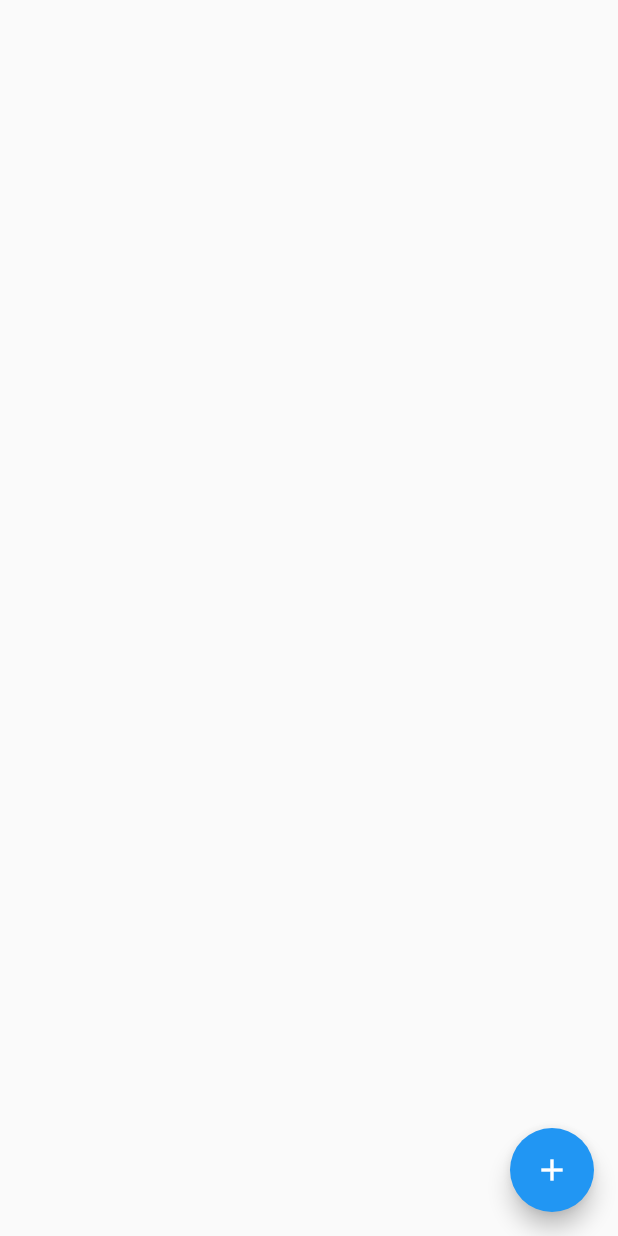
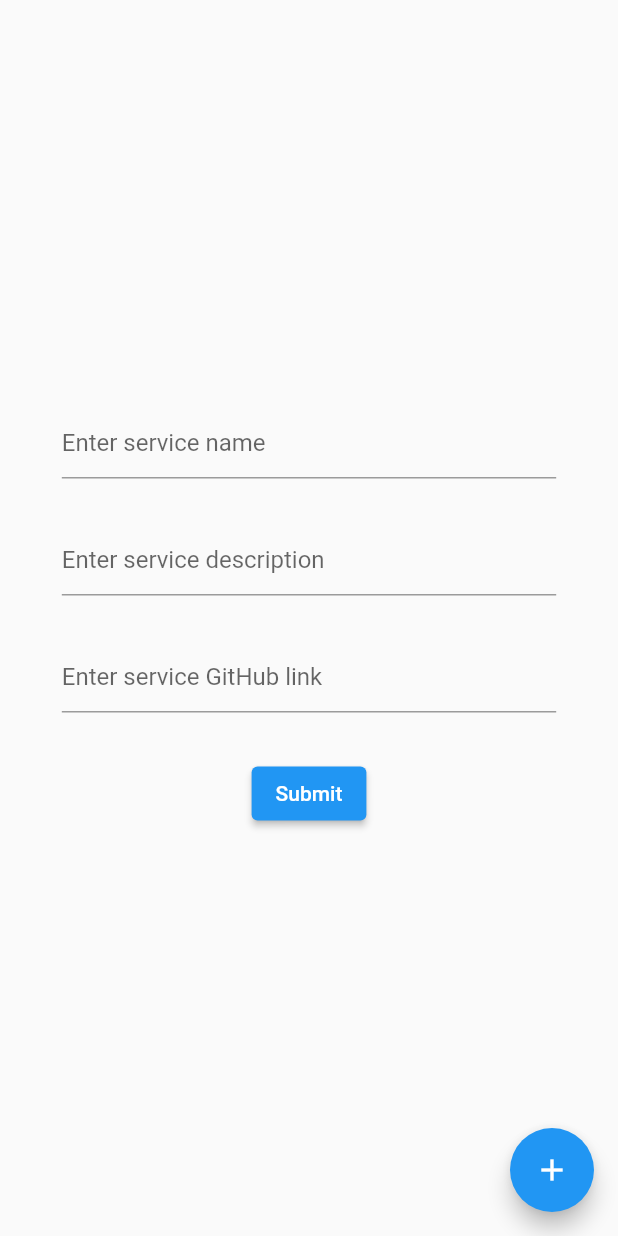
Before and after one commit to ehharvey/conglobo, a Flutter app: the SetupScreen screen opened directly, on a phone screen of 412 x 824 dp. Run offline on Flutter 3.47's test engine with Material 2 defaults, Android fonts, the light colour scheme and no system bars; our stand-ins replace google_nav_bar; network calls fail.

Commit message:
built UI to add a new service

```diff
--- a/management-app/frontend/lib/screens/setup_screen.dart
+++ b/management-app/frontend/lib/screens/setup_screen.dart
@@ -1,11 +1,81 @@
 import 'package:flutter/material.dart';
 
-class SetupScreen extends StatelessWidget {
+class SetupScreen extends StatefulWidget {
   const SetupScreen({super.key});
 
   @override
+  State<SetupScreen> createState() => _SetupScreenState();
+}
+
+class _SetupScreenState extends State<SetupScreen> {
+  final _formKey = GlobalKey<FormState>();
+
+  @override
   Widget build(BuildContext context) {
+    double width = MediaQuery.of(context).size.width;
     return Scaffold(
+      body: Center(
+        child: Padding(
+          padding: const EdgeInsets.all(8.0),
+          child: SizedBox(
+            width: width * 0.8,
+            child: Form(
+              child: Column(
+                mainAxisAlignment: MainAxisAlignment.center,
+                crossAxisAlignment: CrossAxisAlignment.center,
+                children: [
+                  TextFormField(
+                    decoration: const InputDecoration(
+                      hintText: 'Enter service name',
+                    ),
+                    validator: (value) {
+                      if (value == null || value.isEmpty) {
+                        return 'Please enter service name';
+                      }
+                      return null;
+                    },
+                  ),
+                  const SizedBox(height: 30.0),
+                  TextFormField(
+                    decoration: const InputDecoration(
+                      hintText: 'Enter service description',
+                    ),
+                    validator: (value) {
+                      if (value == null || value.isEmpty) {
+                        return 'Please enter some text';
+                      }
+                      return null;
+                    },
+                  ),
+                  const SizedBox(height: 30.0),
+                  TextFormField(
+                    decoration: const InputDecoration(
+                      hintText: 'Enter service GitHub link',
+                    ),
+                    validator: (value) {
+                      if (value == null || value.isEmpty) {
+                        return 'Please enter some text';
+                      }
+                      return null;
+                    },
+                  ),
+                  const SizedBox(height: 30.0),
+                  ElevatedButton(
+                    onPressed: () {
+                      if (_formKey.currentState!.validate()) {
+                        ScaffoldMessenger.of(context).showSnackBar(
+                          const SnackBar(content: Text('Processing Data')),
+                        );
+                      }
+                    },
+                    child: const Text('Submit'),
+                  ),
+                ],
+              ),
+            ),
+          ),
+        ),
+      ),
       floatingActionButton: FloatingActionButton(
         onPressed: () {},
         child: const Icon(Icons.add),
```
